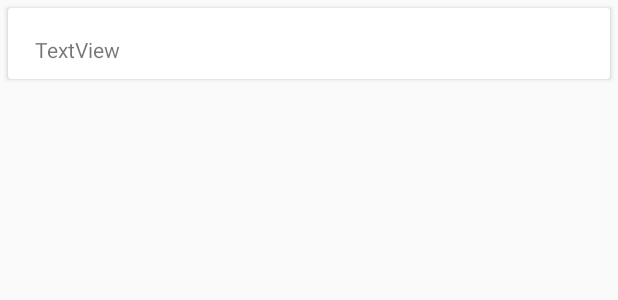
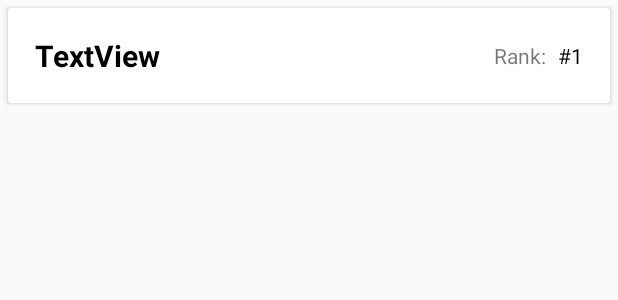
Before and after one commit to oriolfarruslacasa/codewarschallenge, an Android app: the layout item_player.xml on its own in the app's theme, with its tools: preview values and no code run, on a phone screen of 412 x 824 dp. Shown: the top 300 px of the screen. Run offline under Robolectric (Android 15) with nearby library versions, the phone set to English and light mode, and no system bars.

```diff
--- a/app/src/main/res/layout/item_player.xml
+++ b/app/src/main/res/layout/item_player.xml
@@ -18,11 +18,44 @@
             android:id="@+id/playerName"
             android:layout_width="wrap_content"
             android:layout_height="wrap_content"
+            android:layout_marginBottom="8dp"
+            android:layout_marginEnd="8dp"
             android:layout_marginStart="8dp"
             android:layout_marginTop="8dp"
             android:text="TextView"
+            android:textColor="@color/black"
+            android:textSize="20sp"
+            android:textStyle="bold"
+            app:layout_constraintBottom_toBottomOf="parent"
+            app:layout_constraintEnd_toStartOf="@+id/playerRankTitle"
+            app:layout_constraintHorizontal_bias="0.0"
             app:layout_constraintStart_toStartOf="parent"
             app:layout_constraintTop_toTopOf="parent" />
+
+        <TextView
+            android:id="@+id/playerRankTitle"
+            android:layout_width="wrap_content"
+            android:layout_height="wrap_content"
+            android:layout_marginBottom="8dp"
+            android:layout_marginEnd="8dp"
+            android:layout_marginTop="8dp"
+            android:text="@string/main_fragment_rank"
+            app:layout_constraintBottom_toBottomOf="parent"
+            app:layout_constraintEnd_toStartOf="@+id/playerRank"
+            app:layout_constraintTop_toTopOf="parent" />
+
+        <TextView
+            android:id="@+id/playerRank"
+            android:layout_width="wrap_content"
+            android:layout_height="wrap_content"
+            android:layout_marginBottom="8dp"
+            android:layout_marginEnd="8dp"
+            android:layout_marginTop="8dp"
+            android:textColor="@color/black"
+            app:layout_constraintBottom_toBottomOf="parent"
+            app:layout_constraintEnd_toEndOf="parent"
+            app:layout_constraintTop_toTopOf="parent"
+            tools:text="#1" />
     </android.support.constraint.ConstraintLayout>
 
 </android.support.v7.widget.CardView>
--- a/app/src/main/res/values/colors.xml
+++ b/app/src/main/res/values/colors.xml
@@ -3,4 +3,6 @@
     <color name="colorPrimary">#3F51B5</color>
     <color name="colorPrimaryDark">#303F9F</color>
     <color name="colorAccent">#FF4081</color>
+
+    <color name="black">#000</color>
 </resources>
```
Also changed, not shown: app/src/main/java/oriolfarrus/codewarschallenge/main/MainFragment.kt (+22 -0 lines), app/src/main/java/oriolfarrus/codewarschallenge/main/MainFragmentAdapter.kt (+15 -0 lines), app/src/main/res/layout/fragment_main.xml (+14 -2 lines), app/src/main/res/values/strings.xml (+8 -0 lines).
